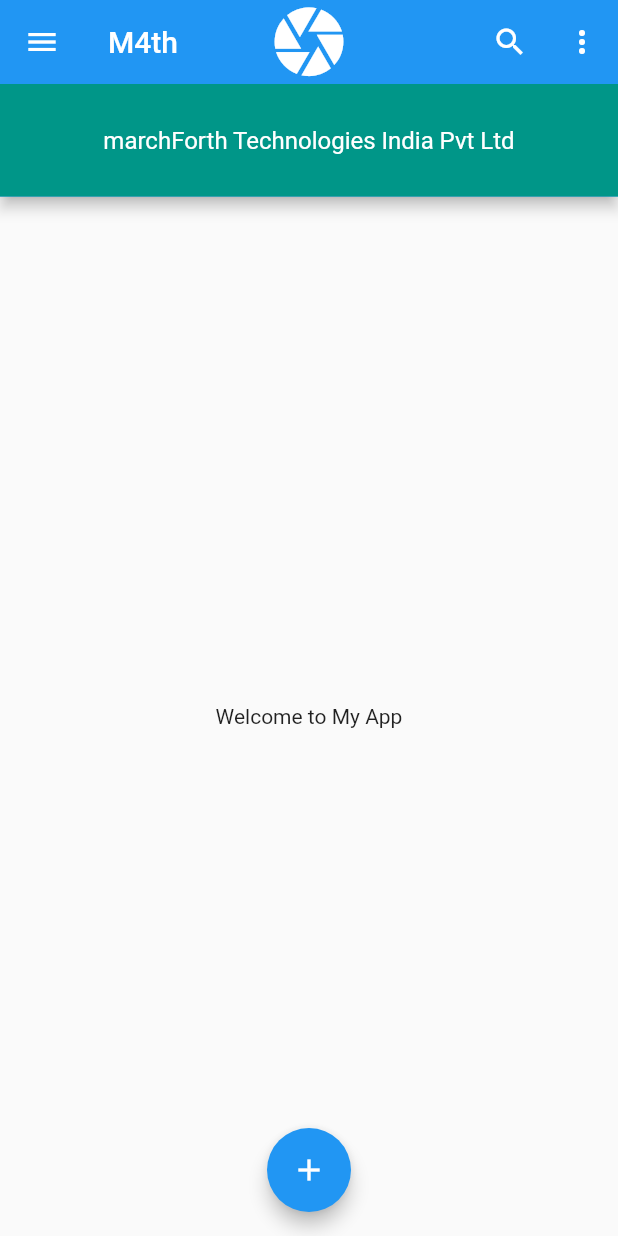
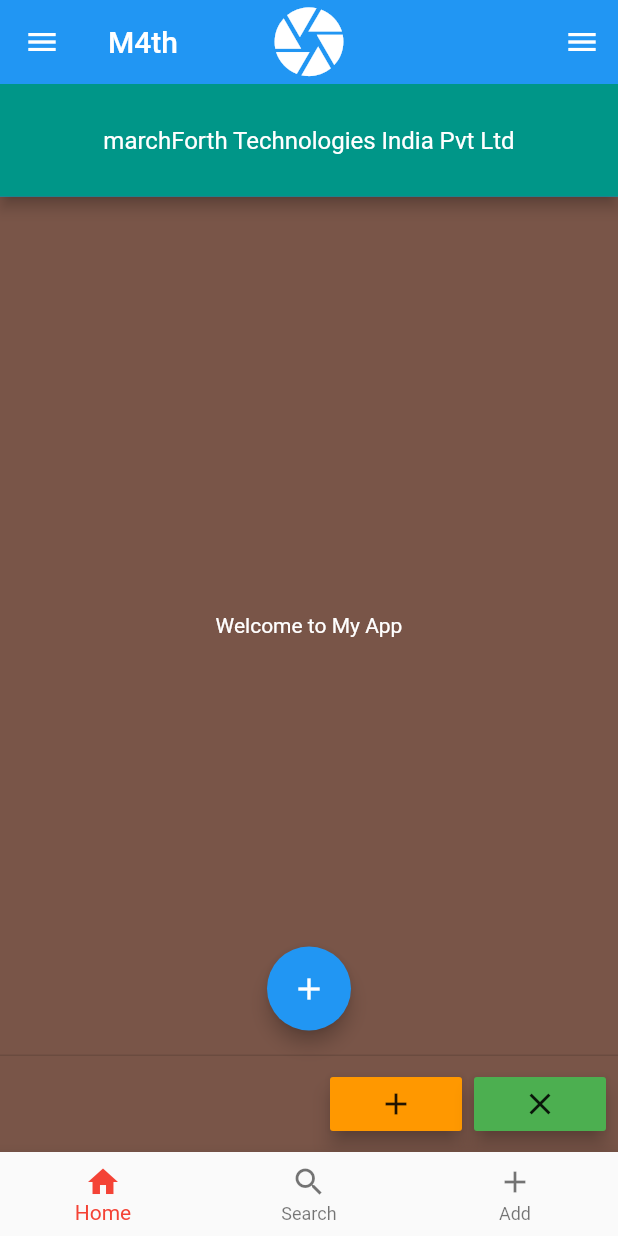
Before and after one commit to marchforthin/flutterapp, a Flutter app: the screen it shows after launch, on a phone screen of 412 x 824 dp. Run offline on Flutter 3.47's test engine with Material 2 defaults, Android fonts, the phone set to English and light mode, and no system bars.

Commit message:
Today: otherAccountsPicture, ListTile, persistentFooterButtons, bottomNavagationBar, endDrawer and backgroundColor

```diff
--- a/lib/main.dart
+++ b/lib/main.dart
@@ -25,10 +25,10 @@ class _MyappState extends State<Myapp> {
           },
         ),*/
         title: new Text('M4th'),
-        actions: [
+        /*actions: [
           IconButton(icon: Icon(Icons.search), onPressed: () {}),
           IconButton(icon: Icon(Icons.more_vert), onPressed: () {})
-        ],
+        ],*/
         flexibleSpace: SafeArea(
           child: Icon(
             Icons.camera,
@@ -53,7 +53,10 @@ class _MyappState extends State<Myapp> {
       ),
       body: Center(
         child: new Container(
-          child: new Text('Welcome to My App'),
+          child: new Text(
+            'Welcome to My App',
+            style: TextStyle(color: Colors.white),
+          ),
         ),
       ),
       floatingActionButton: FloatingActionButton(
@@ -73,11 +76,127 @@ class _MyappState extends State<Myapp> {
               accountEmail: Text('info@marchforth.in'),
               currentAccountPicture: CircleAvatar(
                 backgroundColor: Colors.white,
+                child: Text('M4th'),
               ),
-            )
+              otherAccountsPictures: [
+                CircleAvatar(
+                  backgroundColor: Colors.white,
+                  child: Text('M'),
+                )
+              ],
+            ),
+            ListTile(
+              title: Text('All Inbox'),
+              leading: Icon(Icons.mail),
+            ),
+            Divider(
+              height: 0.1,
+            ),
+            ListTile(
+              title: Text('Primary'),
+              leading: Icon(Icons.inbox),
+            ),
+            Divider(
+              height: 0.1,
+            ),
+            ListTile(
+              title: Text('Social'),
+              leading: Icon(Icons.people),
+            ),
+            Divider(
+              height: 0.1,
+            ),
+            ListTile(
+              title: Text('Promotions'),
+              leading: Icon(Icons.local_offer),
+            ),
+            Divider(
+              height: 0.1,
+            ),
           ],
         ),
       ),
+      persistentFooterButtons: [
+        RaisedButton(
+          elevation: 5.5,
+          onPressed: () {
+            print('Clicked');
+          },
+          color: Colors.orange,
+          child: Icon(Icons.add),
+        ),
+        RaisedButton(
+          elevation: 5.5,
+          onPressed: () {
+            print('Clicked');
+          },
+          color: Colors.green,
+          child: Icon(Icons.clear),
+        )
+      ],
+      bottomNavigationBar: BottomNavigationBar(
+        currentIndex: 0,
+        fixedColor: Colors.red,
+        items: [
+          BottomNavigationBarItem(title: Text('Home'), icon: Icon(Icons.home)),
+          BottomNavigationBarItem(
+              title: Text('Search'), icon: Icon(Icons.search)),
+          BottomNavigationBarItem(title: Text('Add'), icon: Icon(Icons.add))
+        ],
+        onTap: (int index) {
+          print(index.toString());
+        },
+      ),
+      endDrawer: Drawer(
+        elevation: 16.0,
+        child: Column(
+          children: [
+            UserAccountsDrawerHeader(
+              accountName: Text('marchforth Technologies'),
+              accountEmail: Text('info@marchforth.in'),
+              currentAccountPicture: CircleAvatar(
+                backgroundColor: Colors.white,
+                child: Text('M4th'),
+              ),
+              otherAccountsPictures: [
+                CircleAvatar(
+                  backgroundColor: Colors.white,
+                  child: Text('M'),
+                )
+              ],
+            ),
+            ListTile(
+              title: Text('All Inbox'),
+              leading: Icon(Icons.mail),
+            ),
+            Divider(
+              height: 0.1,
+            ),
+            ListTile(
+              title: Text('Primary'),
+              leading: Icon(Icons.inbox),
+            ),
+            Divider(
+              height: 0.1,
+            ),
+            ListTile(
+              title: Text('Social'),
+              leading: Icon(Icons.people),
+            ),
+            Divider(
+              height: 0.1,
+            ),
+            ListTile(
+              title: Text('Promotions'),
+              leading: Icon(Icons.local_offer),
+            ),
+            Divider(
+              height: 0.1,
+            ),
+          ],
+        ),
+      ),
+      backgroundColor: Colors.brown,
     );
   }
 }
```
